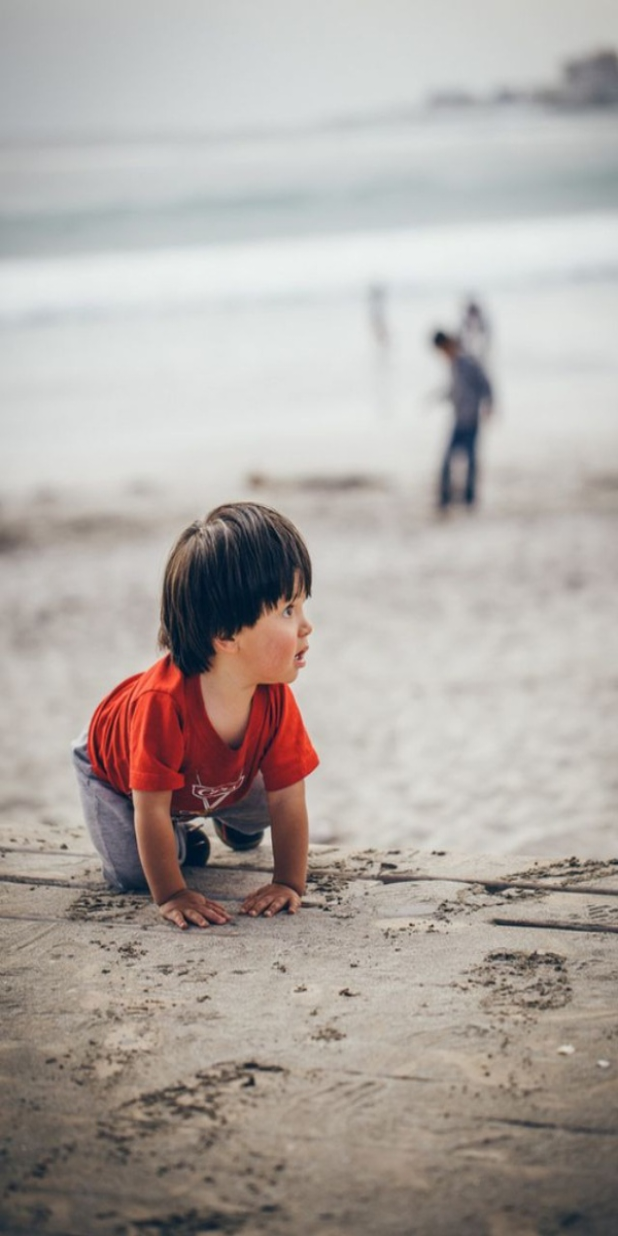
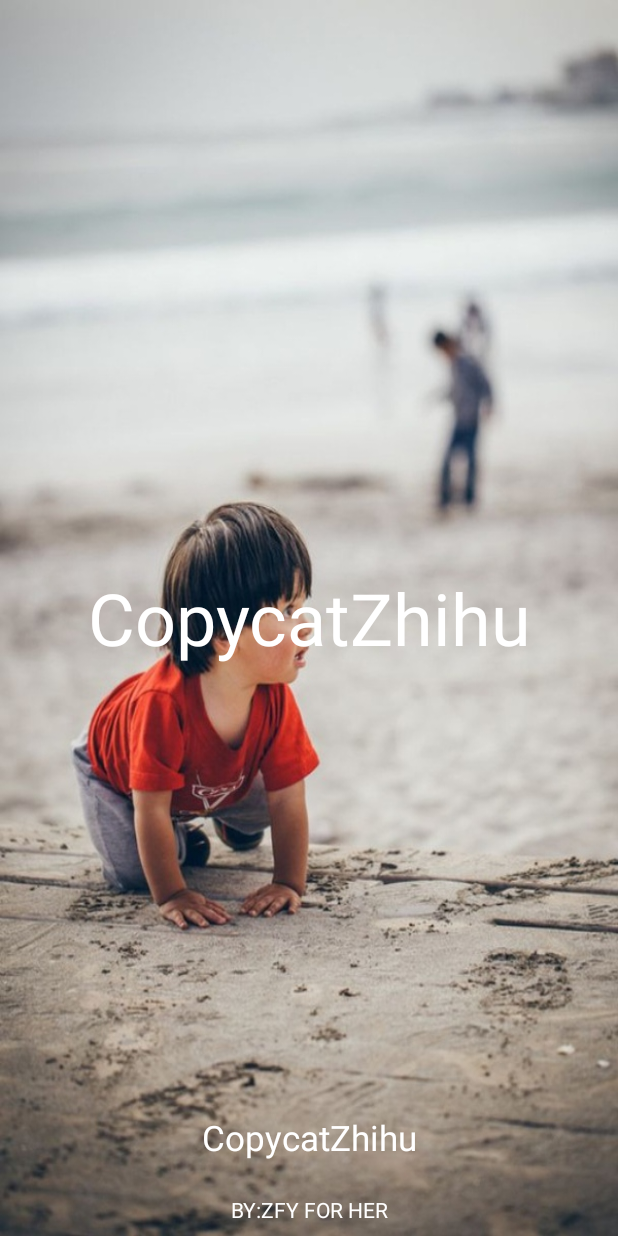
Before and after one commit to zengfanyu/DailyNews, an Android app: the screen it shows after launch (SplashActivity), on a phone screen of 412 x 824 dp. Run offline under Robolectric (Android 15) with nearby library versions, the phone set to English and light mode, and no system bars; libraries missing offline, so code that uses them is left out: com.loopj.android, com.nostra13.universalimageloader; 3 statements that could not run were skipped.

Commit message:
modify REDME

```diff
--- a/app/src/main/java/com/project/zfy/zhihu/activity/SplashActivity.java
+++ b/app/src/main/java/com/project/zfy/zhihu/activity/SplashActivity.java
@@ -111,7 +111,9 @@ public class SplashActivity extends AppCompatActivity {
 
                                     @Override
                                     public void onFailure(int statusCode, Header[] headers, byte[] binaryData, Throwable error) {
-
+                                        ToastUtils.ToastUtils(getApplicationContext(), "网络开小差了...");
+                                        //跳转到MainActivity
+                                        startActivity();
                                     }
                                 });
                             } catch (JSONException e) {
--- a/app/src/main/res/layout/activity_splash.xml
+++ b/app/src/main/res/layout/activity_splash.xml
@@ -9,6 +9,36 @@
         android:layout_width="match_parent"
         android:layout_height="match_parent"
         android:adjustViewBounds="true"
-        android:scaleType="fitXY" />
+        android:scaleType="fitXY"/>
+
+    <TextView
+        android:id="@+id/tv_title"
+        android:layout_width="match_parent"
+        android:layout_height="wrap_content"
+        android:layout_centerInParent="true"
+        android:gravity="center"
+        android:text="CopycatZhihu"
+        android:textColor="@android:color/white"
+        android:textSize="48sp"/>
+
+    <TextView
+        android:layout_width="match_parent"
+        android:layout_height="wrap_content"
+        android:layout_alignParentBottom="true"
+        android:layout_marginBottom="50dp"
+        android:gravity="center"
+        android:text="CopycatZhihu"
+        android:textColor="@android:color/white"
+        android:textSize="23sp"/>
+
+    <TextView
+        android:id="@+id/tv_author"
+        android:layout_width="match_parent"
+        android:layout_height="wrap_content"
+        android:layout_alignParentBottom="true"
+        android:layout_marginBottom="8dp"
+        android:gravity="center"
+        android:text="BY:ZFY FOR HER"
+        android:textColor="@android:color/white"/>
 
 </RelativeLayout>
```
Also changed, not shown: 1 other file.
